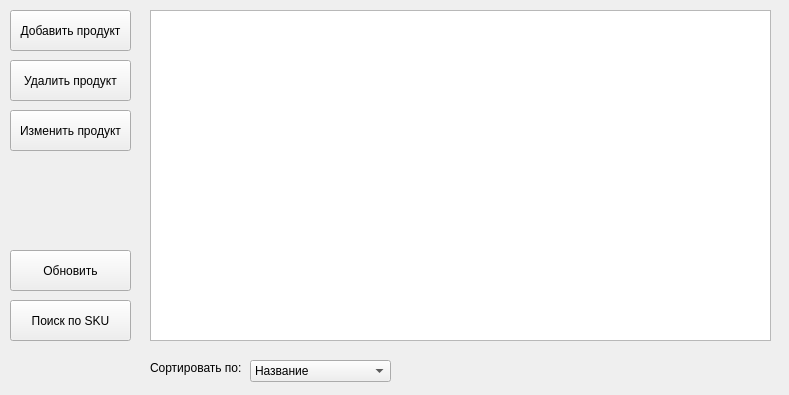
GeniusBarsik/it-test, file src/qt_designs/second_menu/products_menu.ui: the form before one commit.
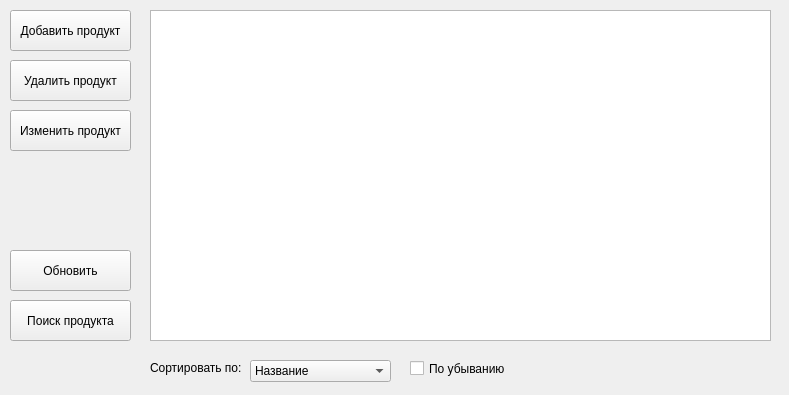
The form after the commit.

The edit to the form file:
```diff
--- a/src/qt_designs/second_menu/products_menu.ui
+++ b/src/qt_designs/second_menu/products_menu.ui
@@ -85,7 +85,7 @@
      <string notr="true">font: 10pt &quot;Segoe UI&quot;;</string>
     </property>
     <property name="text">
-     <string>Поиск по SKU</string>
+     <string>Поиск продукта</string>
     </property>
    </widget>
    <widget class="QComboBox" name="sort_combo_box">
@@ -142,6 +142,19 @@
      <string>Обновить</string>
     </property>
    </widget>
+   <widget class="QCheckBox" name="checkBox">
+    <property name="geometry">
+     <rect>
+      <x>410</x>
+      <y>360</y>
+      <width>101</width>
+      <height>17</height>
+     </rect>
+    </property>
+    <property name="text">
+     <string>По убыванию</string>
+    </property>
+   </widget>
   </widget>
  </widget>
  <resources/>
```
Left out of the diff: 7 changed lines with no effect on the pictures.
